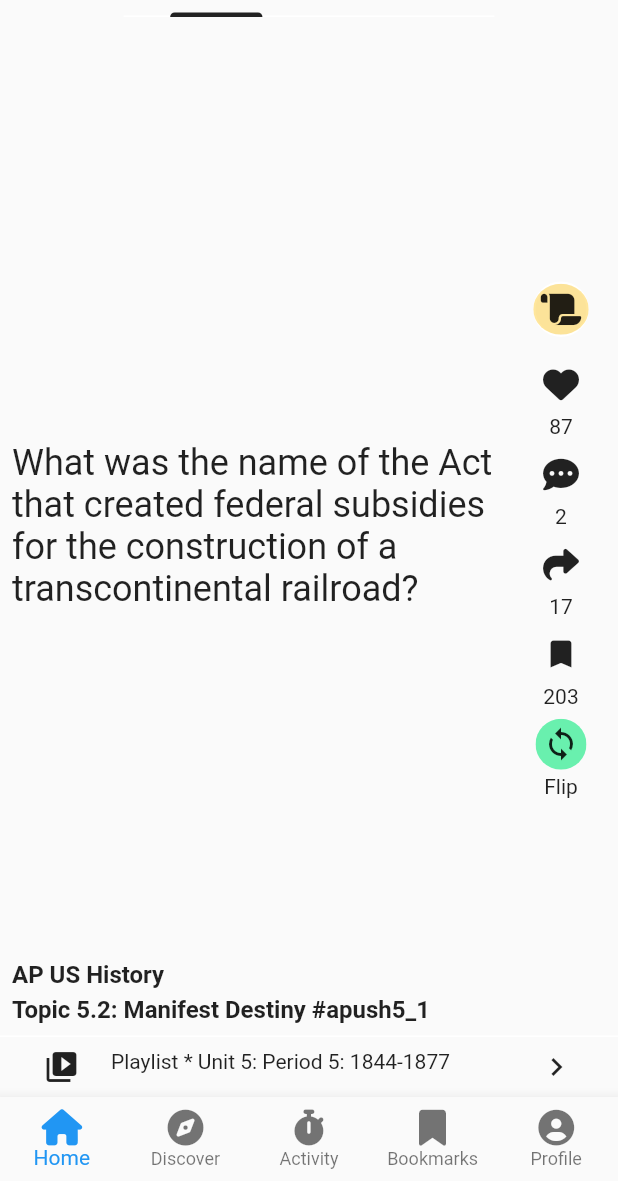
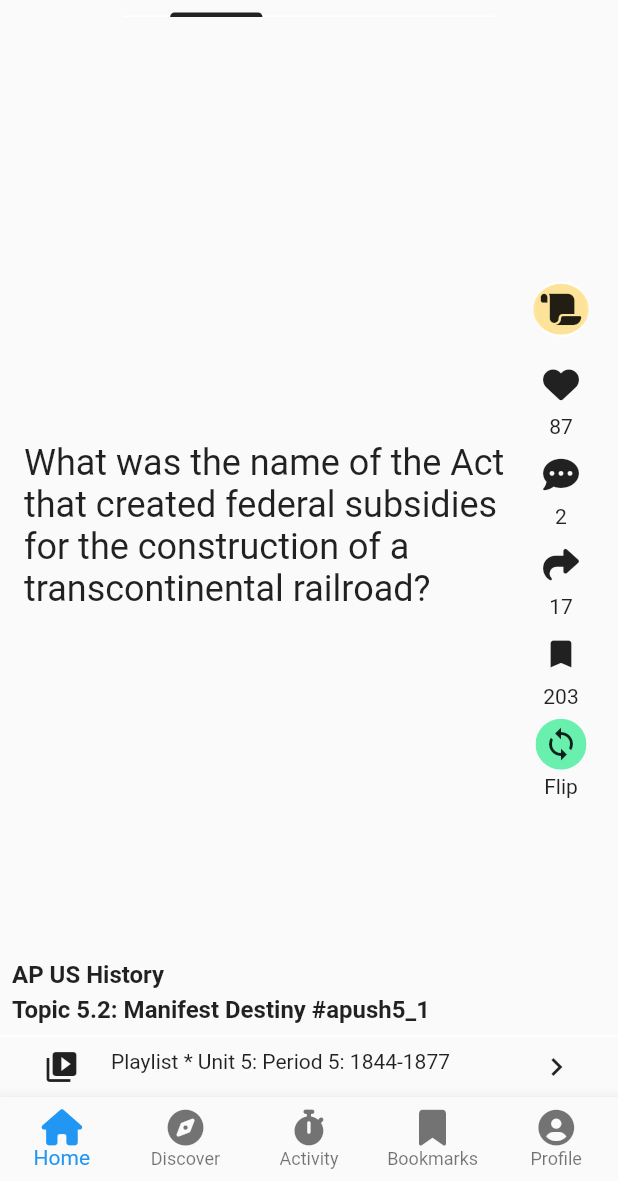
Before and after one commit to masumba/cross_over_test_quizlr, a Flutter app: the screen it shows after launch, on a phone screen of 412 x 824 dp, the part 55-1236 px from its top. Run offline on Flutter 3.47's test engine with Material 2 defaults, Android fonts, the phone set to English and light mode, and no system bars; our stand-ins replace another_flushbar, auto_size_text, flutter_feather_icons, font_awesome_flutter, get_it, internet_connection_checker and 3 more.

Commit message:
[WIP] adds padding to following tab text.

```diff
--- a/lib/views/home/tabs/home/tabs/following_tab.dart
+++ b/lib/views/home/tabs/home/tabs/following_tab.dart
@@ -28,9 +28,12 @@ class _FollowingTabState extends State<FollowingTab> {
             crossAxisAlignment: CrossAxisAlignment.start,
             children: [
               Center(
+                child: Padding(
+                  padding: const EdgeInsets.fromLTRB(8.0, 0, 0, 0),
                   child: Text(
                     'What was the name of the Act that created federal subsidies for the construction of a transcontinental railroad?',
                     style: Theme.of(context).textTheme.headlineSmall,
+                  ),
                 ),
               ),
               if (model.followingFlipClicked)
@@ -38,17 +41,26 @@ class _FollowingTabState extends State<FollowingTab> {
                   mainAxisAlignment: MainAxisAlignment.center,
                   crossAxisAlignment: CrossAxisAlignment.start,
                   children: [
-                    ScreenUtil.spacedDivider,
-                    const Text(
+                    ScreenUtil.spacedDividerSmall,
+                    const Padding(
+                      padding: EdgeInsets.fromLTRB(8.0, 0, 0, 8.0),
+                      child: Text(
                         'Answer',
                         style: TextStyle(color: Colors.greenAccent),
                       ),
-                    Text(
+                    ),
+                    Padding(
+                      padding: const EdgeInsets.fromLTRB(8.0, 0, 0, 0),
+                      child: Text(
                         'With the rapid settlement in western territories, Congress decided that an efficient railroad transport to the pacific coast would be beneficial and passed the Pacific Railway Act of 1862 during the Civil War to promote easier western transportation for the North.',
                         style: Theme.of(context).textTheme.headlineSmall,
                       ),
+                    ),
                     ScreenUtil.verticalSpaceNormal,
-                    const Text('How well did you know this?'),
+                    const Padding(
+                      padding: EdgeInsets.fromLTRB(8.0, 0, 0, 0),
+                      child: Text('How well did you know this?'),
+                    ),
                     Padding(
                       padding: const EdgeInsets.all(8.0),
                       child: Row(
```
Lines whose indentation alone changed are shown as unchanged.
